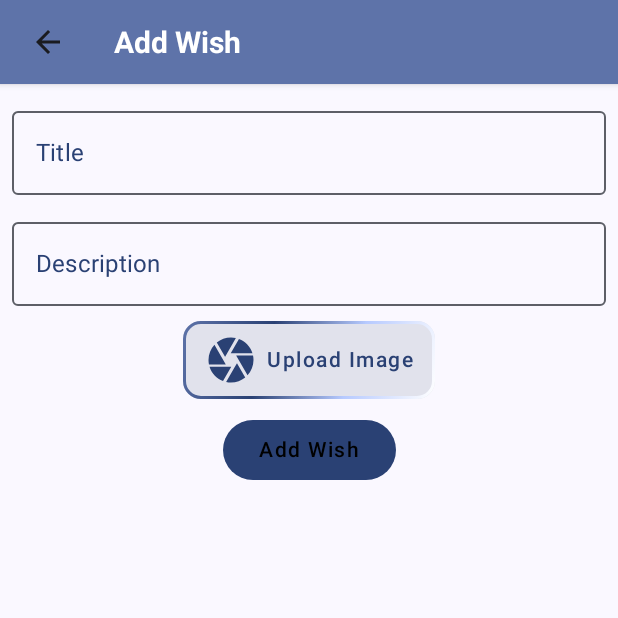
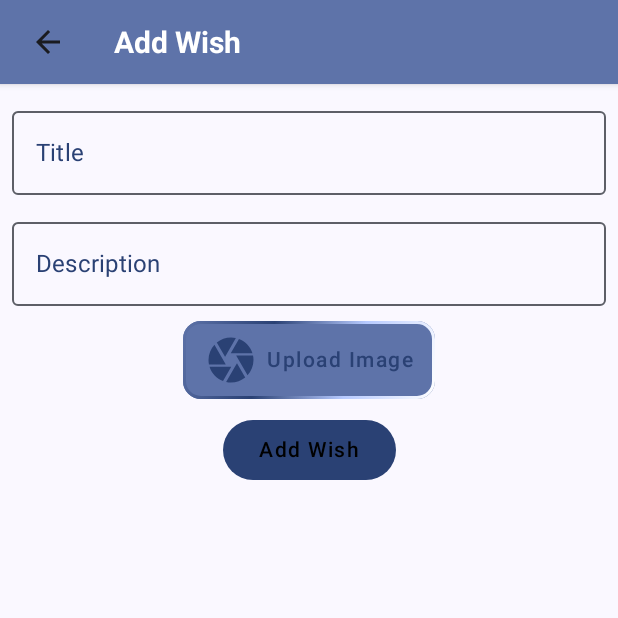
Before and after one commit to ShubhDev2604/WishListApp, an Android app built with Jetpack Compose: the composable AddEditDetailView called with empty values, on a phone screen of 412 x 824 dp, the top half of it. Run offline under Robolectric (Android 15) with nearby library versions, the phone set to English and light mode, and no system bars; pictures from the network do not load.

Commit message:
buttons color set in add/edit view

```diff
--- a/app/src/main/java/eu/tutorials/mywishlistapp/AddEditDetailView.kt
+++ b/app/src/main/java/eu/tutorials/mywishlistapp/AddEditDetailView.kt
@@ -156,7 +156,7 @@ fun AddEditDetailView(
                         shape = RoundedCornerShape(12.dp)
                     )
                     .background(
-                        color = MaterialTheme.colorScheme.surfaceVariant,
+                        color = MaterialTheme.colorScheme.primaryContainer,
                         shape = RoundedCornerShape(12.dp)
                     )
                     .padding(2.dp)
@@ -361,7 +361,8 @@ fun AddEditDetailView(
                         ) {
                             Text(
                                 text = "Yes",
-                                style = AppTypography.button
+                                style = AppTypography.button,
+                                color = MaterialTheme.colorScheme.onSurfaceVariant
                             )
                         }
                     },
@@ -373,7 +374,8 @@ fun AddEditDetailView(
                         ) {
                             Text(
                                 text = "Cancel",
-                                style = AppTypography.button
+                                style = AppTypography.button,
+                                color = MaterialTheme.colorScheme.onSurfaceVariant
                             )
                         }
                     }
```
